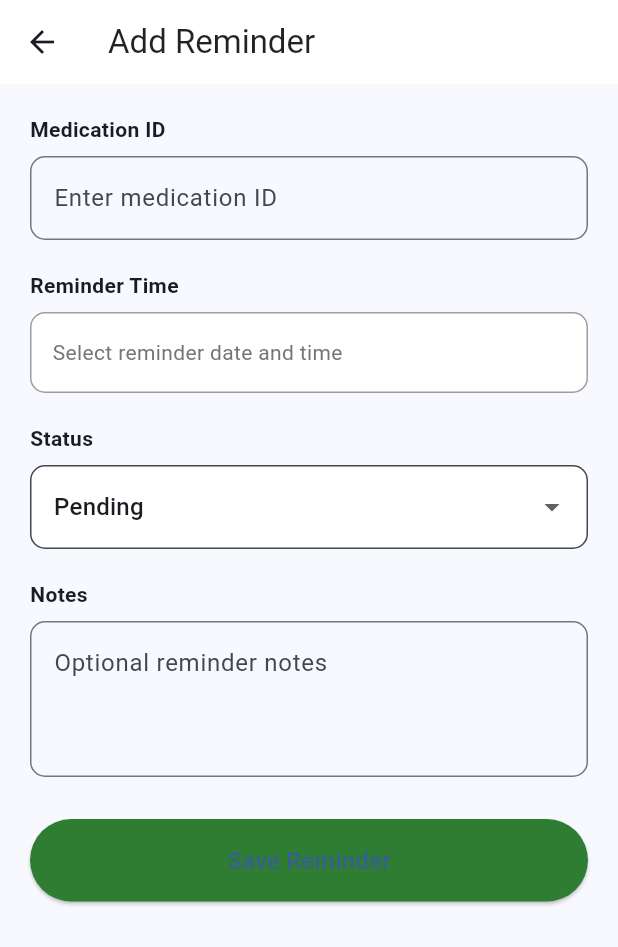
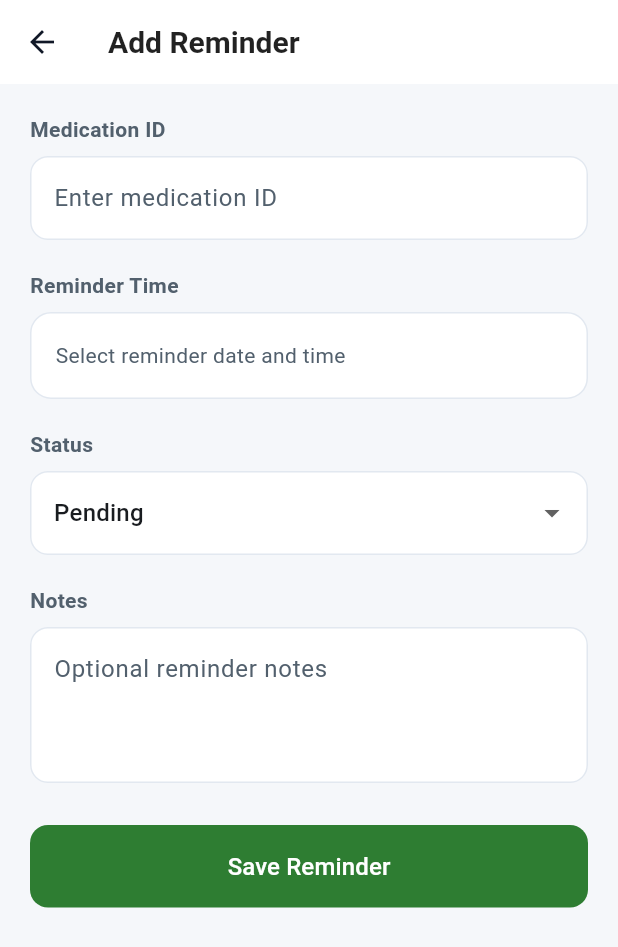
Before and after one commit to joelkabanda/QuickMed, a Flutter app: the RemindersScreen screen opened by its route, after a tap on the "add" icon, on a phone screen of 412 x 824 dp. Shown: the top 947 px of the screen. Run offline on Flutter 3.47's test engine with Material 3 defaults, Android fonts, the light colour scheme and no system bars; our stand-ins replace cloud_firestore, firebase_auth, firebase_core, flutter_map, geocoding, geolocator and 3 more; missing offline and left inert: google_mlkit_text_recognition, map_launcher; accounts and stored records are empty.

Commit message:
Update: UI

```diff
--- a/lib/app.dart
+++ b/lib/app.dart
@@ -1,6 +1,7 @@
 import 'package:flutter/material.dart';
 import 'routes/app_routes.dart';
 import 'routes/route_generator.dart';
+import 'constants/app_theme.dart';
 
 class QuickMedApp extends StatelessWidget {
   const QuickMedApp({super.key});
@@ -10,10 +11,7 @@ class QuickMedApp extends StatelessWidget {
     return MaterialApp(
       debugShowCheckedModeBanner: false,
       title: 'Quick Med',
-      theme: ThemeData(
-        colorSchemeSeed: Colors.blue,
-        useMaterial3: true,
-      ),
+      theme: AppTheme.lightTheme,
       initialRoute: AppRoutes.splash,
       onGenerateRoute: AppRouteGenerator.generateRoute,
     );
--- a/lib/constants/app_colors.dart
+++ b/lib/constants/app_colors.dart
@@ -0,0 +1,15 @@
+import 'package:flutter/material.dart';
+
+class AppColors {
+  AppColors._();
+
+  static const Color primary = Color(0xFF1E88E5);
+  static const Color success = Color(0xFF2E7D32);
+  static const Color warning = Color(0xFFF9A825);
+  static const Color background = Color(0xFFF5F7FA);
+  static const Color surface = Color(0xFFFFFFFF);
+  static const Color onSurface = Color(0xFF0F172A);
+  static const Color textPrimary = Color(0xFF111827);
+  static const Color textSecondary = Color(0xFF52606D);
+  static const Color border = Color(0xFFE2E8F0);
+}
--- /dev/null
+++ b/lib/constants/app_theme.dart
@@ -0,0 +1,68 @@
+import 'package:flutter/material.dart';
+import 'app_colors.dart';
+
+class AppTheme {
+  AppTheme._();
+
+  static ThemeData lightTheme = ThemeData(
+    brightness: Brightness.light,
+    useMaterial3: true,
+    colorScheme: ColorScheme.fromSeed(
+      seedColor: AppColors.primary,
+      primary: AppColors.primary,
+      secondary: AppColors.success,
+      surface: AppColors.surface,
+    ),
+    scaffoldBackgroundColor: AppColors.background,
+    appBarTheme: const AppBarTheme(
+      backgroundColor: AppColors.surface,
+      foregroundColor: AppColors.textPrimary,
+      elevation: 0,
+      iconTheme: IconThemeData(color: AppColors.textPrimary),
+      titleTextStyle: TextStyle(
+        color: AppColors.textPrimary,
+        fontSize: 20,
+        fontWeight: FontWeight.bold,
+      ),
+    ),
+    cardTheme: CardThemeData(
+      color: AppColors.surface,
+      shape: RoundedRectangleBorder(borderRadius: BorderRadius.circular(16)),
+      margin: const EdgeInsets.symmetric(horizontal: 16, vertical: 8),
+      elevation: 1,
+    ),
+    elevatedButtonTheme: ElevatedButtonThemeData(
+      style: ElevatedButton.styleFrom(
+        backgroundColor: AppColors.success,
+        foregroundColor: Colors.white,
+        shape: RoundedRectangleBorder(borderRadius: BorderRadius.circular(12)),
+        elevation: 0,
+        padding: const EdgeInsets.symmetric(vertical: 16),
+      ),
+    ),
+    inputDecorationTheme: InputDecorationTheme(
+      filled: true,
+      fillColor: AppColors.surface,
+      border: OutlineInputBorder(
+        borderRadius: BorderRadius.circular(12),
+        borderSide: BorderSide(color: AppColors.border),
+      ),
+      enabledBorder: OutlineInputBorder(
+        borderRadius: BorderRadius.circular(12),
+        borderSide: BorderSide(color: AppColors.border),
+      ),
+      focusedBorder: OutlineInputBorder(
+        borderRadius: BorderRadius.circular(12),
+        borderSide: BorderSide(color: AppColors.primary, width: 1.5),
+      ),
+      hintStyle: const TextStyle(color: AppColors.textSecondary),
+    ),
+    textTheme: const TextTheme(
+      titleLarge: TextStyle(
+        color: AppColors.textPrimary,
+        fontWeight: FontWeight.bold,
+      ),
+      bodyMedium: TextStyle(color: AppColors.textSecondary),
+    ),
+  );
+}
--- a/lib/features/dashboard/screens/add_reminder_screen.dart
+++ b/lib/features/dashboard/screens/add_reminder_screen.dart
@@ -1,5 +1,6 @@
 import 'package:flutter/material.dart';
 import 'package:firebase_auth/firebase_auth.dart';
+import 'package:quickmed/constants/app_colors.dart';
 import 'package:quickmed/models/reminder_model.dart';
 import 'package:quickmed/services/database_service.dart';
 
@@ -114,7 +115,7 @@ class _AddReminderScreenState extends State<AddReminderScreen> {
               decoration: InputDecoration(
                 hintText: 'Enter medication ID',
                 border:
-                    OutlineInputBorder(borderRadius: BorderRadius.circular(10)),
+                    OutlineInputBorder(borderRadius: BorderRadius.circular(14)),
               ),
             ),
             const SizedBox(height: 20),
@@ -126,11 +127,11 @@ class _AddReminderScreenState extends State<AddReminderScreen> {
               child: Container(
                 width: double.infinity,
                 padding:
-                    const EdgeInsets.symmetric(horizontal: 14, vertical: 16),
+                    const EdgeInsets.symmetric(horizontal: 16, vertical: 18),
                 decoration: BoxDecoration(
-                  borderRadius: BorderRadius.circular(10),
-                  border: Border.all(color: Colors.grey),
-                  color: Colors.white,
+                  borderRadius: BorderRadius.circular(14),
+                  border: Border.all(color: AppColors.border),
+                  color: AppColors.surface,
                 ),
                 child: Text(
                   _reminderTime != null
@@ -138,8 +139,8 @@ class _AddReminderScreenState extends State<AddReminderScreen> {
                       : 'Select reminder date and time',
                   style: TextStyle(
                     color: _reminderTime != null
-                        ? Colors.black87
-                        : Colors.grey[600],
+                        ? AppColors.textPrimary
+                        : AppColors.textSecondary,
                   ),
                 ),
               ),
@@ -151,9 +152,9 @@ class _AddReminderScreenState extends State<AddReminderScreen> {
               value: _status,
               decoration: InputDecoration(
                 border:
-                    OutlineInputBorder(borderRadius: BorderRadius.circular(10)),
+                    OutlineInputBorder(borderRadius: BorderRadius.circular(14)),
                 filled: true,
-                fillColor: Colors.white,
+                fillColor: AppColors.surface,
               ),
               items: ReminderStatus.values.map((status) {
                 return DropdownMenuItem(
@@ -179,7 +180,7 @@ class _AddReminderScreenState extends State<AddReminderScreen> {
               decoration: InputDecoration(
                 hintText: 'Optional reminder notes',
                 border:
-                    OutlineInputBorder(borderRadius: BorderRadius.circular(10)),
+                    OutlineInputBorder(borderRadius: BorderRadius.circular(14)),
               ),
             ),
             const SizedBox(height: 28),
@@ -188,11 +189,15 @@ class _AddReminderScreenState extends State<AddReminderScreen> {
               child: ElevatedButton(
                 onPressed: _isSaving ? null : _saveReminder,
                 style: ElevatedButton.styleFrom(
-                  backgroundColor: const Color(0xFF2E7D32),
                   padding: const EdgeInsets.symmetric(vertical: 16),
                 ),
                 child: _isSaving
-                    ? const CircularProgressIndicator(color: Colors.white)
+                    ? const SizedBox(
+                        height: 20,
+                        width: 20,
+                        child: CircularProgressIndicator(
+                            color: Colors.white, strokeWidth: 2),
+                      )
                     : const Text('Save Reminder',
                         style: TextStyle(fontSize: 16)),
               ),
--- a/lib/features/dashboard/screens/reminders_screen.dart
+++ b/lib/features/dashboard/screens/reminders_screen.dart
@@ -1,5 +1,6 @@
 import 'package:flutter/material.dart';
 import 'package:firebase_auth/firebase_auth.dart';
+import 'package:quickmed/constants/app_colors.dart';
 import 'package:quickmed/models/reminder_model.dart';
 import 'package:quickmed/services/database_service.dart';
 import 'package:quickmed/routes/app_routes.dart';
@@ -62,10 +63,8 @@ class _RemindersScreenState extends State<RemindersScreen> {
 
   Widget _buildReminderCard(Reminder reminder) {
     return Card(
-      margin: const EdgeInsets.symmetric(horizontal: 16, vertical: 8),
-      shape: RoundedRectangleBorder(borderRadius: BorderRadius.circular(16)),
       child: Padding(
-        padding: const EdgeInsets.all(16),
+        padding: const EdgeInsets.all(18),
         child: Column(
           crossAxisAlignment: CrossAxisAlignment.start,
           children: [
@@ -73,16 +72,16 @@ class _RemindersScreenState extends State<RemindersScreen> {
               crossAxisAlignment: CrossAxisAlignment.start,
               children: [
                 Container(
-                  width: 44,
-                  height: 44,
+                  width: 48,
+                  height: 48,
                   decoration: BoxDecoration(
-                    color: const Color(0xFF2E7D32).withOpacity(0.1),
-                    borderRadius: BorderRadius.circular(12),
+                    color: AppColors.success.withOpacity(0.12),
+                    borderRadius: BorderRadius.circular(14),
                   ),
                   child: const Icon(Icons.notifications_active,
-                      color: Color(0xFF2E7D32)),
+                      color: AppColors.success),
                 ),
-                const SizedBox(width: 14),
+                const SizedBox(width: 16),
                 Expanded(
                   child: Column(
                     crossAxisAlignment: CrossAxisAlignment.start,
@@ -91,20 +90,25 @@ class _RemindersScreenState extends State<RemindersScreen> {
                         _getReminderTitle(reminder),
                         style: const TextStyle(
                           fontSize: 16,
-                          fontWeight: FontWeight.bold,
-                          color: Colors.black87,
+                          fontWeight: FontWeight.w700,
+                          color: AppColors.textPrimary,
                         ),
                       ),
-                      const SizedBox(height: 6),
+                      const SizedBox(height: 8),
                       Text(
-                        reminder.notes ?? 'No additional notes',
+                        reminder.notes?.isNotEmpty == true
+                            ? reminder.notes!
+                            : 'No additional notes',
                         style: const TextStyle(
-                            color: Colors.black54, fontSize: 13),
+                            color: AppColors.textSecondary, fontSize: 14),
                       ),
                     ],
                   ),
                 ),
                 PopupMenuButton<String>(
+                  shape: RoundedRectangleBorder(
+                    borderRadius: BorderRadius.circular(12),
+                  ),
                   onSelected: (value) {
                     if (value == 'delete') {
                       _deleteReminder(reminder.id);
@@ -116,16 +120,17 @@ class _RemindersScreenState extends State<RemindersScreen> {
                 ),
               ],
             ),
-            const SizedBox(height: 12),
+            const SizedBox(height: 14),
             Wrap(
-              spacing: 8,
-              runSpacing: 8,
+              spacing: 10,
+              runSpacing: 10,
               children: [
                 _buildInfoChip('Time', _formatDateTime(reminder.reminderTime),
-                    Colors.blue),
-                _buildInfoChip('Status', reminder.status.name, Colors.green),
+                    AppColors.primary),
+                _buildInfoChip(
+                    'Status', reminder.status.name, AppColors.success),
                 _buildInfoChip('Created', _formatDateTime(reminder.createdAt),
-                    Colors.grey),
+                    AppColors.textSecondary),
               ],
             ),
           ],
@@ -136,13 +141,20 @@ class _RemindersScreenState extends State<RemindersScreen> {
 
   Widget _buildInfoChip(String label, String value, Color color) {
     return Chip(
-      backgroundColor: color.withOpacity(0.12),
+      backgroundColor: color.withOpacity(0.14),
       label: Text(
         '$label: $value',
         style: TextStyle(
-          color: color.computeLuminance() > 0.5 ? Colors.black87 : Colors.white,
+          color: color.computeLuminance() > 0.5
+              ? AppColors.textPrimary
+              : Colors.white,
           fontSize: 12,
+          fontWeight: FontWeight.w600,
         ),
+      ),
+      padding: const EdgeInsets.symmetric(horizontal: 10, vertical: 6),
+      shape: RoundedRectangleBorder(
+        borderRadius: BorderRadius.circular(10),
       ),
     );
   }
@@ -154,15 +166,11 @@ class _RemindersScreenState extends State<RemindersScreen> {
   @override
   Widget build(BuildContext context) {
     return Scaffold(
-      backgroundColor: const Color(0xFFF8FAFB),
+      backgroundColor: AppColors.background,
       appBar: AppBar(
-        backgroundColor: Colors.white,
-        elevation: 0,
-        title: const Text(
-          'Reminders',
-          style: TextStyle(
-              color: Colors.black87, fontWeight: FontWeight.bold, fontSize: 18),
-        ),
+        title: const Text('Reminders'),
+        centerTitle: false,
+        surfaceTintColor: AppColors.surface,
       ),
       floatingActionButton: FloatingActionButton(
         onPressed: () {
@@ -174,7 +182,6 @@ class _RemindersScreenState extends State<RemindersScreen> {
             }
           });
         },
-        backgroundColor: const Color(0xFF2E7D32),
         child: const Icon(Icons.add),
       ),
       body: FutureBuilder<List<Reminder>>(
@@ -206,8 +213,8 @@ class _RemindersScreenState extends State<RemindersScreen> {
                 child: Column(
                   mainAxisAlignment: MainAxisAlignment.center,
                   children: [
-                    const Icon(Icons.notifications_off,
-                        size: 64, color: Colors.grey),
+                    Icon(Icons.notifications_off,
+                        size: 64, color: AppColors.textSecondary),
                     const SizedBox(height: 24),
                     const Text(
                       'No reminders yet',
@@ -215,10 +222,10 @@ class _RemindersScreenState extends State<RemindersScreen> {
                           TextStyle(fontSize: 20, fontWeight: FontWeight.bold),
                     ),
                     const SizedBox(height: 12),
-                    const Text(
+                    Text(
                       'Create reminders to stay on top of your medications.',
                       textAlign: TextAlign.center,
-                      style: TextStyle(color: Colors.black54),
+                      style: const TextStyle(color: AppColors.textSecondary),
                     ),
                     const SizedBox(height: 24),
                     ElevatedButton.icon(
@@ -236,8 +243,6 @@ class _RemindersScreenState extends State<RemindersScreen> {
                       icon: const Icon(Icons.add),
                       label: const Text('Add Reminder'),
                       style: ElevatedButton.styleFrom(
-                        backgroundColor: const Color(0xFF2E7D32),
-                        foregroundColor: Colors.white,
                         padding: const EdgeInsets.symmetric(
                             horizontal: 28, vertical: 14),
                       ),
@@ -249,7 +254,8 @@ class _RemindersScreenState extends State<RemindersScreen> {
           }
 
           final upcomingReminders = reminders
-              .where((reminder) => reminder.reminderTime.isAfter(DateTime.now()))
+              .where(
+                  (reminder) => reminder.reminderTime.isAfter(DateTime.now()))
               .toList();
 
           return ListView(
@@ -257,28 +263,32 @@ class _RemindersScreenState extends State<RemindersScreen> {
             children: [
               if (upcomingReminders.isNotEmpty)
                 Padding(
-                  padding: const EdgeInsets.fromLTRB(16, 0, 16, 8),
+                  padding: const EdgeInsets.fromLTRB(16, 0, 16, 12),
                   child: Container(
-                    padding: const EdgeInsets.all(14),
+                    padding: const EdgeInsets.all(16),
                     decoration: BoxDecoration(
-                      color: const Color(0xFF2E7D32).withOpacity(0.08),
-                      borderRadius: BorderRadius.circular(14),
+                      color: AppColors.success.withOpacity(0.12),
+                      borderRadius: BorderRadius.circular(16),
                     ),
                     child: Row(
                       children: [
-                        const Icon(Icons.info_outline, color: Color(0xFF2E7D32)),
+                        const Icon(Icons.info_outline,
+                            color: AppColors.success),
                         const SizedBox(width: 10),
                         Expanded(
                           child: Text(
-                            '${upcomingReminders.length} reminder(s) are pending before your scheduled dose time based on your current location and pickup address.',
-                            style: const TextStyle(color: Colors.black87, fontSize: 13),
+                            '${upcomingReminders.length} upcoming reminders are scheduled soon. Keep your medication plan on track.',
+                            style: const TextStyle(
+                                color: AppColors.textPrimary, fontSize: 14),
                           ),
                         ),
                       ],
                     ),
                   ),
                 ),
-              ...reminders.map((reminder) => _buildReminderCard(reminder)).toList(),
+              ...reminders
+                  .map((reminder) => _buildReminderCard(reminder))
+                  .toList(),
             ],
           );
         },
--- a/lib/features/dashboard/widgets/pharmacy_stat_card.dart
+++ b/lib/features/dashboard/widgets/pharmacy_stat_card.dart
@@ -339,7 +339,7 @@ class _PharmacyStatCardState extends State<PharmacyStatCard> {
     return Container(
       padding: const EdgeInsets.symmetric(horizontal: 8, vertical: 4),
       decoration: BoxDecoration(
-        color: color.withOpacity(0.1),
+        color: color.withValues(alpha: 0.1),
         borderRadius: BorderRadius.circular(6),
       ),
       child: Row(
--- a/lib/routes/index.dart
+++ b/lib/routes/index.dart
@@ -1,3 +1,4 @@
 /// Routes Barrel File
+library;
 export 'app_routes.dart';
 export 'route_generator.dart';
--- a/lib/services/location_service.dart
+++ b/lib/services/location_service.dart
@@ -1,6 +1,5 @@
 import 'dart:math';
 import 'package:geolocator/geolocator.dart';
-import 'package:permission_handler/permission_handler.dart';
 import 'package:geocoding/geocoding.dart' as geocoding;
 import 'package:http/http.dart' as http;
 import 'dart:convert';
```
Also changed, not shown: lib/features/dashboard/screens/location_comparison_map_view.dart (+6 -6 lines), lib/features/dashboard/screens/location_picker_screen.dart (+5 -5 lines), 1 other file.
